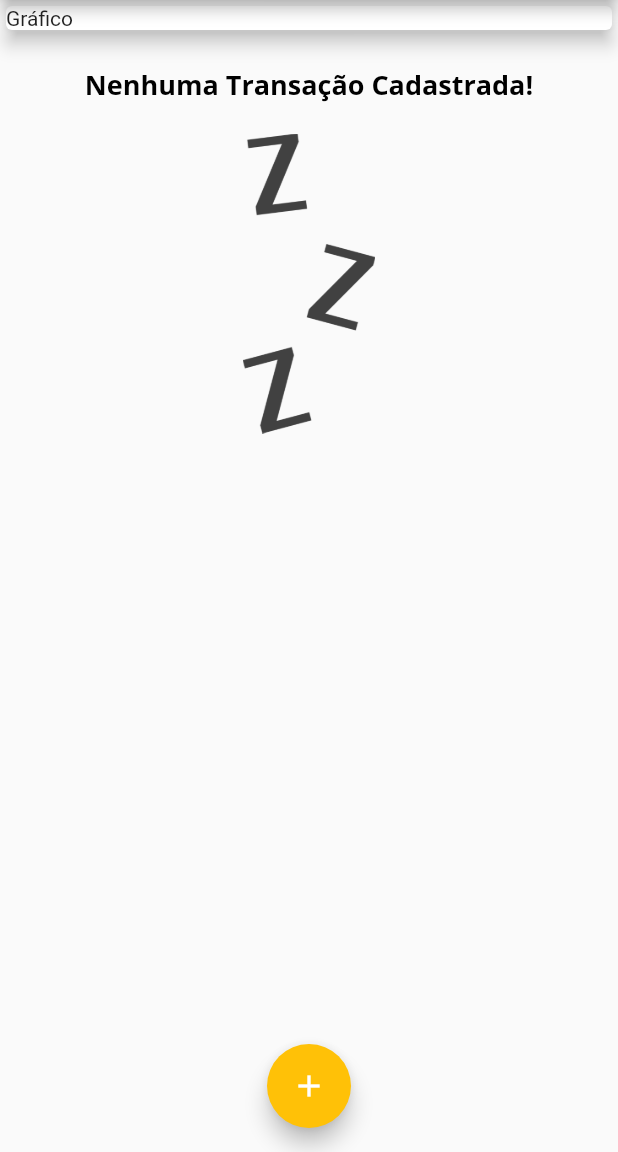
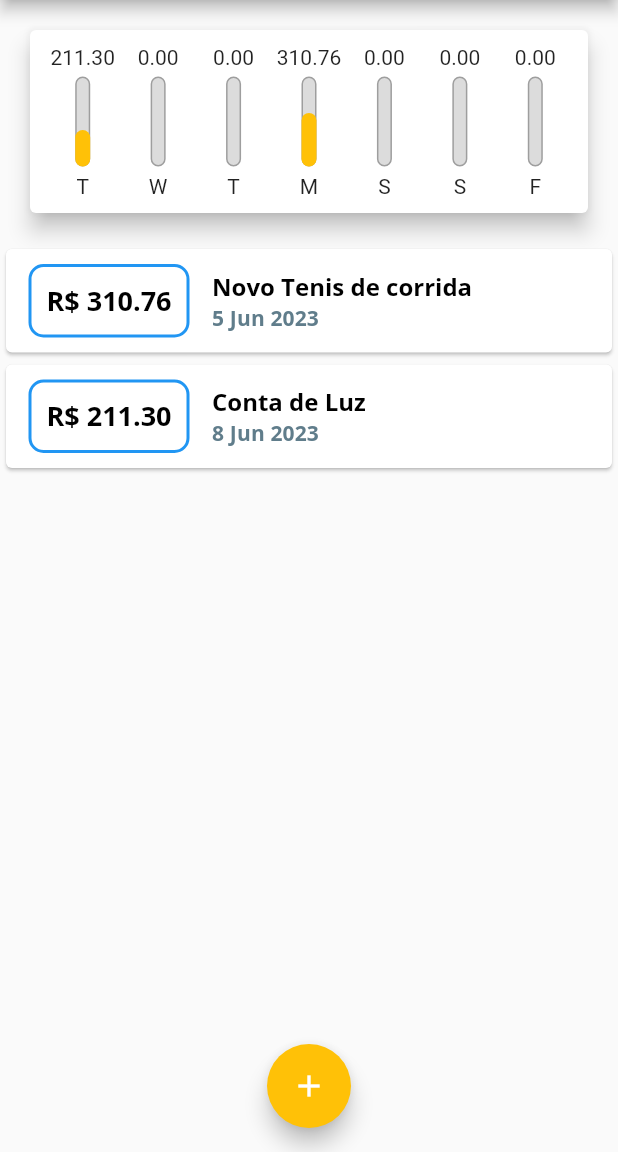
Before and after one commit to th1agoduarte/flutter_project_expenses, a Flutter app: the screen it shows after launch, on a phone screen of 412 x 824 dp, the part 84-1236 px from its top. Run offline on Flutter 3.47's test engine with Material 2 defaults, Android fonts, the light colour scheme and no system bars.

Commit message:
feat: Adicionado grafico no APP

```diff
--- /dev/null
+++ b/lib/components/chart.dart
@@ -0,0 +1,66 @@
+import 'package:flutter/material.dart';
+import 'package:intl/intl.dart';
+import 'package:project_expenses/models/transaction.dart';
+import 'chart_bar.dart';
+
+class Chart extends StatelessWidget {
+  const Chart(this.transactions, {Key? key}) : super(key: key);
+  final List<Transaction> transactions;
+
+  List<Map<String, Object>> get groupedTransactions {
+    return List.generate(7, (index) {
+      final weekDay = DateTime.now().subtract(
+        Duration(days: index),
+      );
+
+      double totalSum = 0.0;
+
+      for (var i = 0; i < transactions.length; i++) {
+        bool sameDay = transactions[i].date.day == weekDay.day;
+        bool sameMonth = transactions[i].date.month == weekDay.month;
+        bool sameYear = transactions[i].date.year == weekDay.year;
+
+        if (sameDay && sameMonth && sameYear) {
+          totalSum += transactions[i].value;
+        }
+      }
+
+      return {
+        'day': DateFormat.E().format(weekDay)[0],
+        'value': totalSum,
+      };
+    });
+  }
+
+  double get _weekTotalValue {
+    return groupedTransactions.fold(0.0, (sum, tr) {
+      return sum + double.parse(tr['value'].toString());
+    });
+  }
+
+  @override
+  Widget build(BuildContext context) {
+    return Card(
+      elevation: 6,
+      margin: const EdgeInsets.all(20),
+      child: Padding(
+        padding: const EdgeInsets.all(10),
+        child: Row(
+          mainAxisAlignment: MainAxisAlignment.spaceAround,
+          children: groupedTransactions.map((tr) {
+            return Flexible(
+              fit: FlexFit.tight,
+              child: ChartBar(
+                label: tr['day'].toString(),
+                value: double.parse(tr['value'].toString()),
+                percentage: _weekTotalValue == 0
+                    ? 0
+                    : double.parse(tr['value'].toString()) / _weekTotalValue,
+              ),
+            );
+          }).toList(),
+        ),
+      ),
+    );
+  }
+}
--- /dev/null
+++ b/lib/components/chart_bar.dart
@@ -0,0 +1,55 @@
+import 'package:flutter/material.dart';
+
+class ChartBar extends StatelessWidget {
+  final String label;
+  final double value;
+  final double percentage;
+
+  ChartBar({
+    required this.label,
+    required this.value,
+    required this.percentage,
+  });
+
+  @override
+  Widget build(BuildContext context) {
+    return Column(
+      children: [
+        FittedBox(
+          child: Text('${value.toStringAsFixed(2)}'),
+        ),
+        SizedBox(height: 5),
+        Container(
+          height: 60,
+          width: 10,
+          child: Stack(
+            alignment: Alignment.bottomCenter,
+            children: [
+              Container(
+                decoration: BoxDecoration(
+                  border: Border.all(
+                    color: Colors.grey,
+                    width: 1,
+                  ),
+                  borderRadius: BorderRadius.circular(5),
+                  color: const Color.fromRGBO(220, 220, 220, 1),
+                ),
+              ),
+              FractionallySizedBox(
+                heightFactor: percentage,
+                child: Container(
+                  decoration: BoxDecoration(
+                    color: Theme.of(context).colorScheme.secondary,
+                    borderRadius: BorderRadius.circular(5),
+                  ),
+                ),
+              ),
+            ],
+          ),
+        ),
+        SizedBox(height: 5),
+        Text(label),
+      ],
+    );
+  }
+}
--- a/lib/main.dart
+++ b/lib/main.dart
@@ -3,6 +3,7 @@ import 'dart:math';
 import './models/transaction.dart';
 import './components/transaction_list.dart';
 import './components/transaction_form.dart';
+import './components/chart.dart';
 
 void main() => runApp(ExpensesApp());
 
@@ -59,14 +60,25 @@ class MyHomePage extends StatefulWidget {
 
 class _MyHomePageState extends State<MyHomePage> {
   final List<Transaction> _transactions = [
-    /*  Transaction(
+    Transaction(
         id: 't1',
         title: 'Novo Tenis de corrida',
         value: 310.76,
-        date: DateTime.now()),
+        date: DateTime.now().subtract(
+          const Duration(days: 3),
+        )),
     Transaction(
-        id: 't2', title: 'Conta de Luz', value: 211.30, date: DateTime.now()), */
+        id: 't2', title: 'Conta de Luz', value: 211.30, date: DateTime.now()),
   ];
+
+  List<Transaction> get _recentTransactions {
+    return _transactions.where((tr) {
+      return tr.date.isAfter(DateTime.now().subtract(
+        const Duration(days: 7),
+      ));
+    }).toList();
+  }
+
   _addTransaction(String title, double value) {
     final newTransaction = Transaction(
       id: Random().nextDouble().toString(),
@@ -108,12 +120,7 @@ class _MyHomePageState extends State<MyHomePage> {
           //mainAxisAlignment: MainAxisAlignment.spaceAround,
           crossAxisAlignment: CrossAxisAlignment.stretch,
           children: <Widget>[
-            Container(
-              child: const Card(
-                child: Text("Gráfico"),
-                elevation: 5,
-              ),
-            ),
+            Chart(_recentTransactions),
             TransactionList(_transactions),
           ],
         ),
```
